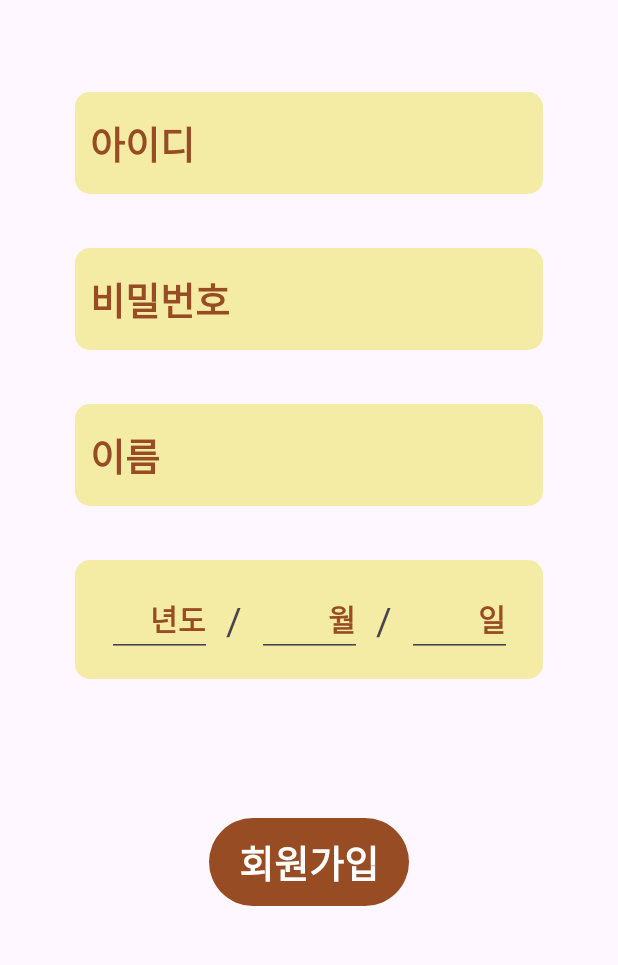
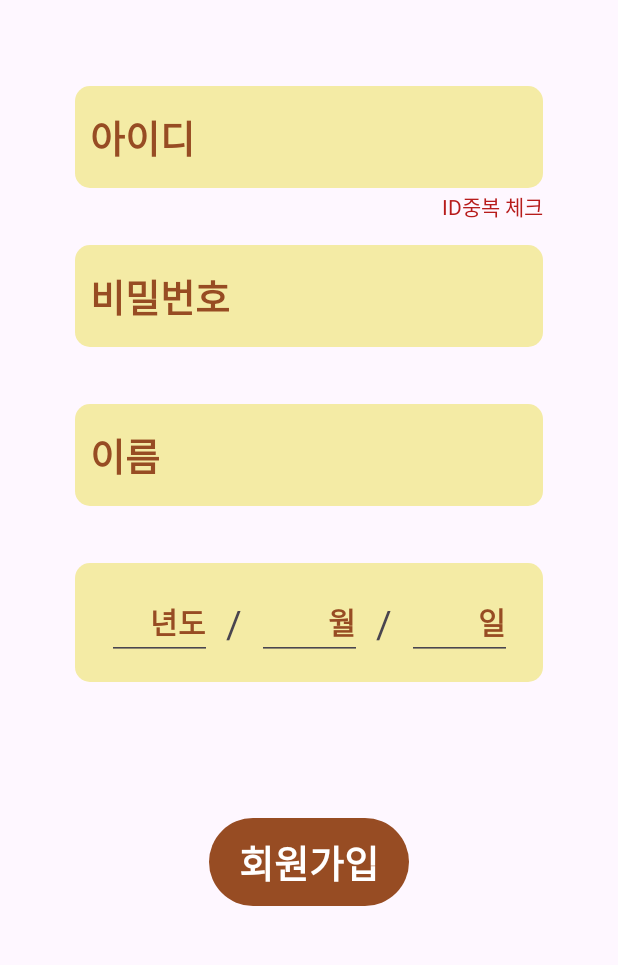
Before and after one commit to NBC-SNS-Team8/TastoryApp, an Android app: the SignUpActivity screen opened directly, with no data from a screen before it, on a phone screen of 412 x 824 dp, the part 123-1088 px from its top. Run offline under Robolectric (Android 15) with nearby library versions, the phone set to English and light mode, and no system bars.

Commit message:
Feat: 회원가입 유효성 검사 기능
아직하는중...

```diff
--- a/app/src/main/java/com/nhkim/tastory/LoginActivity.kt
+++ b/app/src/main/java/com/nhkim/tastory/LoginActivity.kt
@@ -52,13 +52,15 @@
         btnLogin.setOnClickListener {
             if (editTextLoginId.text.trim().isEmpty() || editTextLoginPw.text.trim().isEmpty()) {
                 Toast.makeText(this, getString(R.string.error_empty), Toast.LENGTH_SHORT).show()
+            } else {
+                val user = User(userId, userName)
+                val intent = Intent(this, FeedActivity::class.java).apply {
+                    putExtra("USER", user)
+                }
+                startActivity(intent)
+
             }
 
-            val user = User(userId, userName)
-            val intent = Intent(this, FeedActivity::class.java).apply {
-                putExtra("USER", user)
-            }
-            startActivity(intent)
         }
 
         btnSignupPage.setOnClickListener {
--- a/app/src/main/java/com/nhkim/tastory/SignUpActivity.kt
+++ b/app/src/main/java/com/nhkim/tastory/SignUpActivity.kt
@@ -7,6 +7,7 @@
 import android.widget.EditText
 import android.widget.TextView
 import androidx.constraintlayout.widget.ConstraintLayout
+import androidx.core.view.isVisible
 import androidx.core.widget.addTextChangedListener
 
 class SignUpActivity : AppCompatActivity() {
@@ -53,6 +54,12 @@
 //        editTextSignupBirthDay
 //    )
 //
+
+    private val regHan = Regex("[ㄱ-하ㅏ-ㅣ]+")
+    private val regEn = Regex("[A-Z]+")
+    private val regNum = Regex("[0-9]+")
+    private val regSpecial = Regex("[~!@#\$%^&*_\\-+=`|:;,.?/]+")
+
     private val alreadyExistIds =
         listOf("chopa12", "dm_29", "Id23", "nhKim", "ga_hyun", "you_jm", "cyjTired")
 
@@ -83,6 +90,10 @@
 
         val tvPwCheck = findViewById<TextView>(R.id.tv_signup_pw_check)
 
+        val tvNameCheck = findViewById<TextView>(R.id.tv_signup_name_check)
+
+        val tvBirthCheck = findViewById<TextView>(R.id.tv_signup_birth_check)
+
 
         val etList = listOf(
             editTextSignupId,
@@ -112,23 +123,19 @@
                     tvPwCheck.text = getString(R.string.error_empty)
                 }
 
-                inputPw.contains(regex = Regex("[ㄱ-ㅎ]")) -> {
+                inputPw.matches(regHan).not() -> {
+                    tvPwCheck.text = getString(R.string.check_invalid_pw_char_han)
+                }
+
+                inputPw.matches(regSpecial).not() -> {
+                    tvPwCheck.text = getString(R.string.check_invalid_pw_special)
+                }
+
+                inputPw.matches(regEn).not() -> {
                     tvPwCheck.text = getString(R.string.check_invalid_pw_char)
                 }
 
-                inputPw.contains(regex = Regex("[ㅏ-ㅣ]")) -> {
-                    tvPwCheck.text = getString(R.string.check_invalid_pw_char)
-                }
-
-                inputPw.contains(regex = Regex("[^!@#$%^&*()~]")) -> {
-                    tvPwCheck.text = getString(R.string.check_invalid_pw_char)
-                }
-
-                inputPw.contains(regex = Regex("[^A-Z]")) -> {
-                    tvPwCheck.text = getString(R.string.check_invalid_pw_char)
-                }
-
-                inputPw.contains(regex = Regex("[^0-9]")) -> {
+                inputPw.matches(regNum).not() -> {
                     tvPwCheck.text = getString(R.string.check_invalid_pw_char)
                 }
 
@@ -143,12 +150,24 @@
             }
         }
 
+        editTextSignupId.setOnFocusChangeListener { v, hasFocus ->
+            tvIdCheck.isVisible = true
+            if (hasFocus.not()) {
+                if (editTextSignupId.text.toString().isBlank()) {
+                    tvIdCheck.text = getString(R.string.error_empty)
+                } else {
+                    tvIdCheck.setTextColor(Color.GREEN)
+                    tvIdCheck.text = getString(R.string.check_valid_Id)
+                }
+            }
+        }
+
         //생년월일 날짜 제한
 
 
 //        btnSignup.isEnabled = false
 
-        initView()
+//        initView()
 
         btnReturn.setOnClickListener {
             finish()
--- a/app/src/main/res/values/strings.xml
+++ b/app/src/main/res/values/strings.xml
@@ -11,8 +11,15 @@
     <string name="signup_btn">회원가입</string>
     <string name="error_empty">필수입력항목을 입력해주세요</string>
     <string name="check_exist_id">중복된 ID가 존재합니다. 다른 아이디를 입력해주세요</string>
-    <string name="check_invalid_pw_char">비밀번호는 숫자, 특수문자, 영문대문자를 하나 이상 포함해야 하고 한글 자모는 들어갈 수 없습니다.</string>
+    <string name="check_invalid_pw_char">비밀번호에는 숫자, 영문대문자가 하나 이상 포함되어야 합니다</string>
+    <string name="check_invalid_pw_special">특수문자(~!@#$%^&amp;*_-+=`|:;,.?/)가 하나 이상 포함되어야 합니다</string>
+    <string name="check_invalid_pw_char_han">비밀번호에는 한글 자음이나 모음이 들어갈 수 없습니다.</string>
     <string name="check_invalid_pw_length">비밀번호는 길이 8글자 이상 20글자 이하여야 합니다</string>
+    <string name="check_valid_Id">유효한 아이디입니다</string>
     <string name="check_valid_pw">유효한 비밀번호입니다</string>
     <string name="toast_login">로그인 성공</string>
+    <string name="check_id">ID중복 체크</string>
+    <string name="check_pw">비밀번호 유효성 체크</string>
+    <string name="check_name">이름 입력 확인</string>
+    <string name="check_birth">유효한 날짜 확인</string>
 </resources>
```
